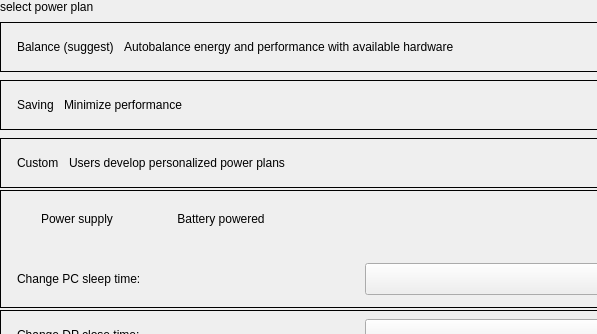
Above: plugins/system/power/power.ui from ukui/ukui-control-center before the change; both pictures show x 0 to 597 and y 0 to 334 of the 800 by 772 pixel window. Below: the same form after it.
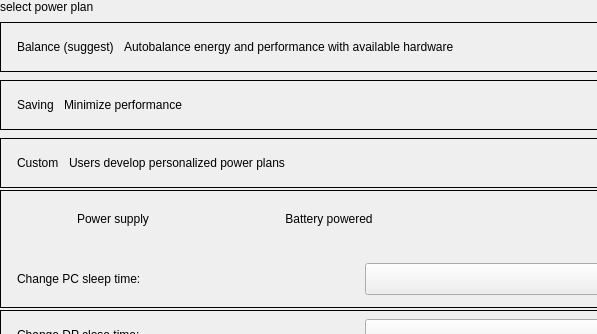
That is the form after the change. Custom widgets are drawn as their Qt base class.

Patch:
```diff
--- a/plugins/system/power/power.ui
+++ b/plugins/system/power/power.ui
@@ -160,12 +160,6 @@
                <property name="enabled">
                 <bool>true</bool>
                </property>
-               <property name="sizePolicy">
-                <sizepolicy hsizetype="Fixed" vsizetype="Fixed">
-                 <horstretch>0</horstretch>
-                 <verstretch>0</verstretch>
-                </sizepolicy>
-               </property>
                <property name="text">
                 <string>Autobalance energy and performance with available hardware</string>
                </property>
@@ -490,13 +484,13 @@
                  </property>
                  <property name="minimumSize">
                   <size>
-                   <width>120</width>
+                   <width>192</width>
                    <height>36</height>
                   </size>
                  </property>
                  <property name="maximumSize">
                   <size>
-                   <width>120</width>
+                   <width>192</width>
                    <height>36</height>
                   </size>
                  </property>
@@ -524,13 +518,13 @@
                  </property>
                  <property name="minimumSize">
                   <size>
-                   <width>120</width>
+                   <width>192</width>
                    <height>36</height>
                   </size>
                  </property>
                  <property name="maximumSize">
                   <size>
-                   <width>120</width>
+                   <width>192</width>
                    <height>36</height>
                   </size>
                  </property>
```
Left out of the diff: 4 changed lines with no effect on the pictures.
